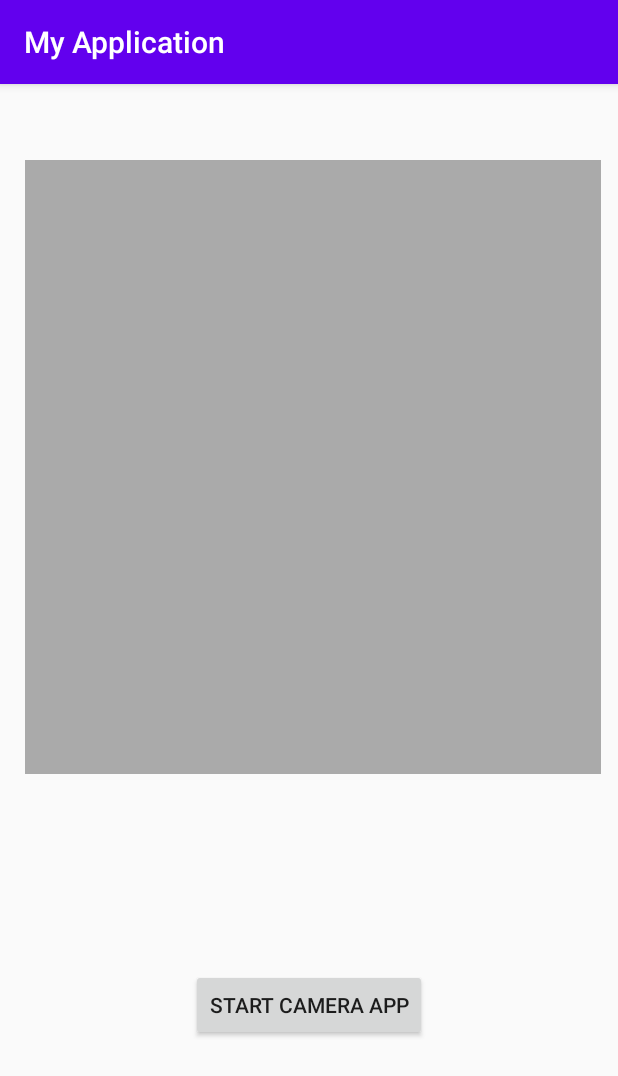
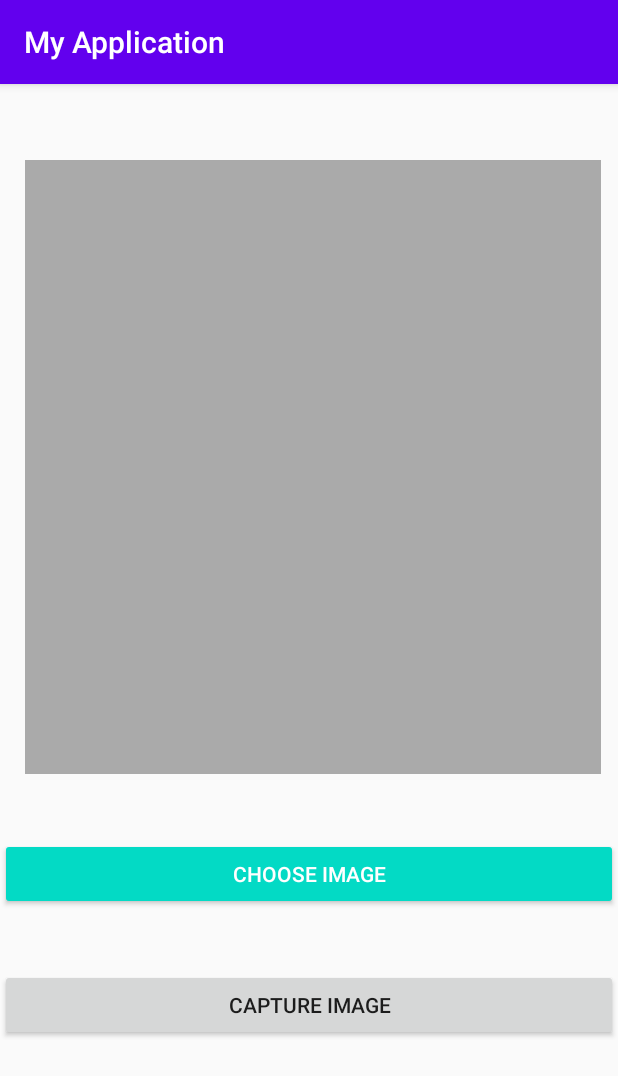
Before and after one commit to TheLides/WorkingCamera, an Android app: the screen it shows after launch (MainActivity), on a phone screen of 412 x 824 dp. Shown: the top 1076 px of the screen. Run offline under Robolectric (Android 15) with nearby library versions, the phone set to English and light mode, and no system bars.

Commit message:
Gallery and Camera

```diff
--- a/app/src/main/res/layout/activity_main.xml
+++ b/app/src/main/res/layout/activity_main.xml
@@ -4,10 +4,12 @@
     xmlns:tools="http://schemas.android.com/tools"
     android:layout_width="match_parent"
     android:layout_height="match_parent"
+    android:orientation="vertical"
+    android:gravity="center_horizontal"
     tools:context=".MainActivity">
 
     <ImageView
-        android:id="@+id/photoimageView"
+        android:id="@+id/image_view"
         android:layout_width="384dp"
         android:layout_height="409dp"
         android:contentDescription="View for displaying image"
@@ -20,12 +22,25 @@
         app:srcCompat="@android:color/darker_gray" />
 
     <Button
-        android:id="@+id/cameraButton"
-        android:layout_width="wrap_content"
+        android:id="@+id/img_pick_btn"
+        style="@style/Base.Widget.AppCompat.Button.Colored"
+        android:layout_width="match_parent"
         android:layout_height="wrap_content"
-        android:text="start camera app"
+        android:layout_marginTop="16dp"
+        android:text="Choose Image"
+        app:layout_constraintBottom_toTopOf="@+id/capture_btn"
+        app:layout_constraintEnd_toEndOf="parent"
+        app:layout_constraintStart_toStartOf="parent"
+        app:layout_constraintTop_toBottomOf="@+id/image_view"
+        app:layout_constraintVertical_bias="0.4" />
+
+    <Button
+        android:id="@+id/capture_btn"
+        android:layout_width="match_parent"
+        android:layout_height="wrap_content"
+        android:text="Capture Image"
         app:layout_constraintBottom_toBottomOf="parent"
         app:layout_constraintEnd_toEndOf="parent"
         app:layout_constraintStart_toStartOf="parent"
-        app:layout_constraintTop_toBottomOf="@+id/photoimageView" />
+        app:layout_constraintTop_toBottomOf="@+id/image_view" />
 </androidx.constraintlayout.widget.ConstraintLayout>
```
Also changed, not shown: app/src/main/AndroidManifest.xml (+2 -11 lines), app/src/main/java/com/example/myapplication/MainActivity.kt (+73 -64 lines).
